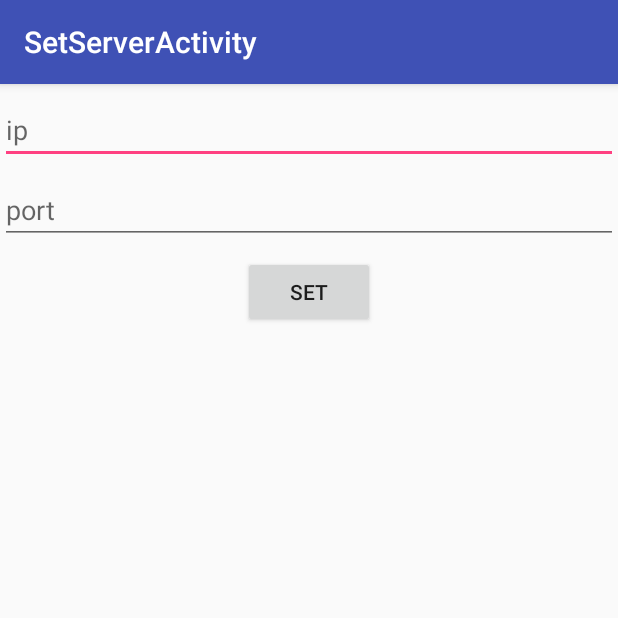
After one commit to IntelEmbeddedSystemCompetitionPKU/LostAndFound, an Android app: the SetServerActivity screen opened directly, with no data from a screen before it, on a phone screen of 412 x 824 dp, the top half of it. The commit adds this screen. Run offline under Robolectric (Android 15) with nearby library versions, the light colour scheme and no system bars.

Commit message:
add qt part

```diff
--- a/Android/app/src/main/AndroidManifest.xml
+++ b/Android/app/src/main/AndroidManifest.xml
@@ -42,6 +42,10 @@
         <activity
             android:name=".NetworkTestActivity"
             android:label="@string/title_activity_network_test"
+            android:theme="@style/AppTheme.NoActionBar" />
+        <activity
+            android:name=".SetServerActivity"
+            android:label="@string/title_activity_set_server"
             android:theme="@style/AppTheme.NoActionBar"></activity>
     </application>
 
--- /dev/null
+++ b/Android/app/src/main/java/com/example/richsoap/lostandfound/SetServerActivity.java
@@ -0,0 +1,38 @@
+package com.example.richsoap.lostandfound;
+
+import android.os.Bundle;
+import android.support.design.widget.FloatingActionButton;
+import android.support.design.widget.Snackbar;
+import android.support.v7.app.AppCompatActivity;
+import android.support.v7.widget.Toolbar;
+import android.view.View;
+import android.widget.Button;
+import android.widget.EditText;
+import android.widget.Toast;
+
+public class SetServerActivity extends AppCompatActivity {
+    EditText editip ;
+    EditText editport ;
+    Button button ;
+    @Override
+    protected void onCreate(Bundle savedInstanceState) {
+        super.onCreate(savedInstanceState);
+        setContentView(R.layout.activity_set_server);
+        Toolbar toolbar = (Toolbar) findViewById(R.id.toolbar);
+        setSupportActionBar(toolbar);
+
+        editip = (EditText) findViewById(R.id.server_ip);
+        editport = (EditText) findViewById(R.id.server_port);
+        button = (Button) findViewById(R.id.server_button);
+        button.setOnClickListener(new View.OnClickListener() {
+            @Override
+            public void onClick(View v) {
+                String ip = editip.getText().toString();
+                String port = editport.getText().toString();
+                NetworkManager.setServer(ip, port);
+                Toast.makeText(SetServerActivity.this, ip + ":" + port,Toast.LENGTH_SHORT).show();
+            }
+        });
+    }
+
+}
--- a/Android/app/src/main/res/layout/activity_network_test.xml
+++ b/Android/app/src/main/res/layout/activity_network_test.xml
@@ -4,6 +4,7 @@
     xmlns:tools="http://schemas.android.com/tools"
     android:layout_width="match_parent"
     android:layout_height="match_parent"
+    android:fitsSystemWindows="true"
     tools:context="com.example.richsoap.lostandfound.NetworkTestActivity">
 
     <android.support.design.widget.AppBarLayout
--- /dev/null
+++ b/Android/app/src/main/res/layout/activity_set_server.xml
@@ -0,0 +1,27 @@
+<?xml version="1.0" encoding="utf-8"?>
+<android.support.design.widget.CoordinatorLayout xmlns:android="http://schemas.android.com/apk/res/android"
+    xmlns:app="http://schemas.android.com/apk/res-auto"
+    xmlns:tools="http://schemas.android.com/tools"
+    android:layout_width="match_parent"
+    android:layout_height="match_parent"
+    android:fitsSystemWindows="true"
+    tools:context="com.example.richsoap.lostandfound.SetServerActivity">
+
+    <android.support.design.widget.AppBarLayout
+        android:layout_width="match_parent"
+        android:layout_height="wrap_content"
+        android:theme="@style/AppTheme.AppBarOverlay">
+
+        <android.support.v7.widget.Toolbar
+            android:id="@+id/toolbar"
+            android:layout_width="match_parent"
+            android:layout_height="?attr/actionBarSize"
+            android:background="?attr/colorPrimary"
+            app:popupTheme="@style/AppTheme.PopupOverlay" />
+
+    </android.support.design.widget.AppBarLayout>
+
+    <include layout="@layout/content_set_server" />
+
+
+</android.support.design.widget.CoordinatorLayout>
--- /dev/null
+++ b/Android/app/src/main/res/layout/content_set_server.xml
@@ -0,0 +1,39 @@
+<?xml version="1.0" encoding="utf-8"?>
+<android.support.constraint.ConstraintLayout xmlns:android="http://schemas.android.com/apk/res/android"
+    xmlns:app="http://schemas.android.com/apk/res-auto"
+    xmlns:tools="http://schemas.android.com/tools"
+    android:layout_width="match_parent"
+    android:layout_height="match_parent"
+    app:layout_behavior="@string/appbar_scrolling_view_behavior"
+    tools:context="com.example.richsoap.lostandfound.SetServerActivity"
+    tools:showIn="@layout/activity_set_server">
+
+    <EditText
+        android:id="@+id/server_ip"
+        android:layout_width="match_parent"
+        android:layout_height="wrap_content"
+        android:layout_marginTop="8dp"
+        android:hint="ip"
+        app:layout_constraintTop_toTopOf="parent" />
+
+    <EditText
+        android:id="@+id/server_port"
+        android:layout_width="match_parent"
+        android:layout_height="wrap_content"
+        android:layout_marginTop="8dp"
+        android:hint="port"
+        app:layout_constraintTop_toBottomOf="@+id/server_ip" />
+
+    <Button
+        android:id="@+id/server_button"
+        android:layout_width="wrap_content"
+        android:layout_height="wrap_content"
+        android:layout_marginEnd="8dp"
+        android:layout_marginStart="8dp"
+        android:layout_marginTop="8dp"
+        android:text="set"
+        app:layout_constraintEnd_toEndOf="parent"
+        app:layout_constraintStart_toStartOf="parent"
+        app:layout_constraintTop_toBottomOf="@+id/server_port" />
+
+</android.support.constraint.ConstraintLayout>
--- a/Android/app/src/main/res/values/strings.xml
+++ b/Android/app/src/main/res/values/strings.xml
@@ -24,4 +24,5 @@
     <string name="title_activity_main">MainActivity</string>
     <string name="title_activity_answer">AnswerActivity</string>
     <string name="title_activity_network_test">NetworkTestActivity</string>
+    <string name="title_activity_set_server">SetServerActivity</string>
 </resources>
```
Also changed, not shown: Android/app/src/main/java/com/example/richsoap/lostandfound/NetworkManager.java (+40 -14 lines), Android/app/src/main/res/mipmap-hdpi/ok.png (added), 107 other files.
